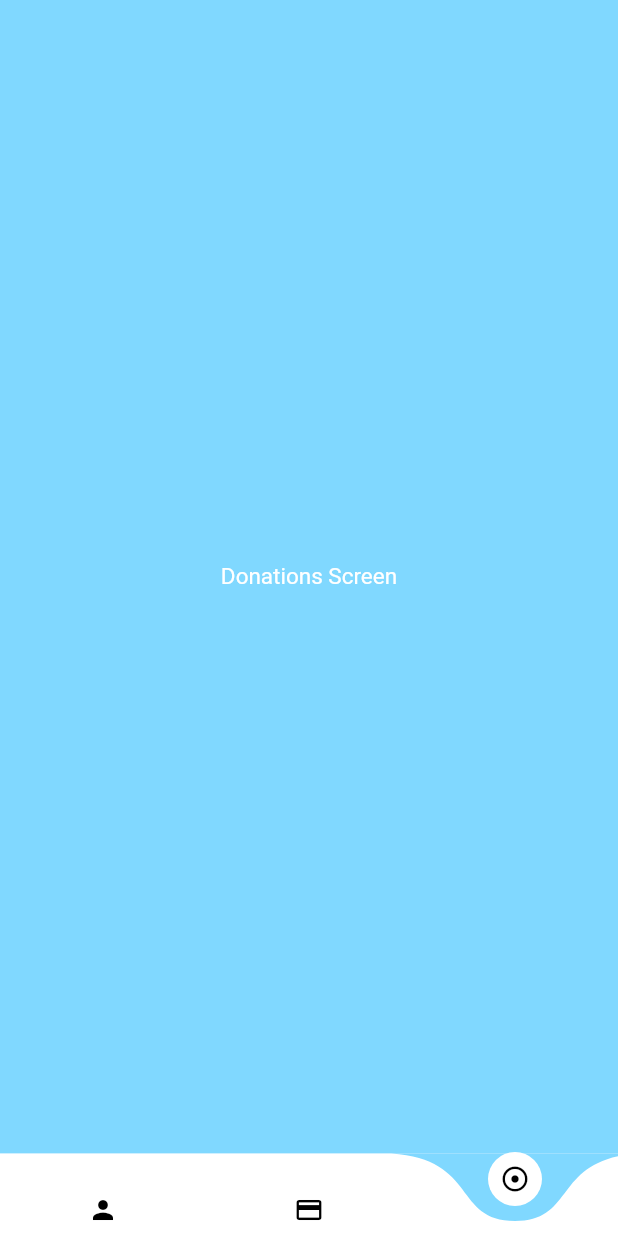
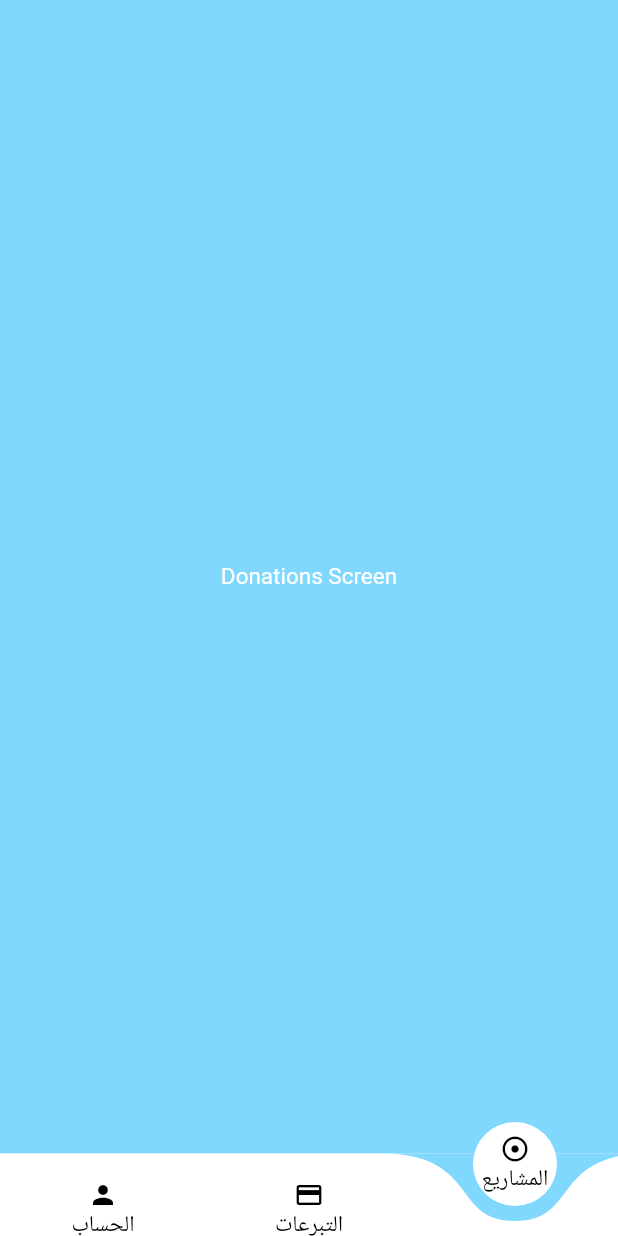
Before and after one commit to haljeshi/nonprofit_app, a Flutter app: the screen it shows after launch, swiped to page 2, on a phone screen of 412 x 824 dp. Run offline on Flutter 3.47's test engine with Material 2 defaults, Android fonts, the phone set to English and light mode, and no system bars; drawn by our look-alikes of curved_navigation_bar; our stand-ins replace carousel_slider; missing offline and left inert: nice_button.

```diff
--- a/lib/main.dart
+++ b/lib/main.dart
@@ -65,15 +65,15 @@ class _MyHomePageState extends State<MyHomePage> {
           items: <Widget>[
             MyNavigationItem(
               icon: Icon(Icons.adjust, size: 20, color: Colors.black,),
-              title: 'Goals',
+              title: 'المشاريع',
             ),
             MyNavigationItem(
               icon: Icon(Icons.payment, size: 20, color: Colors.black,),
-              title: 'Donations',
+              title: 'التبرعات',
             ),
             MyNavigationItem(
               icon: Icon(Icons.person, size: 20, color: Colors.black,),
-              title: 'Profile',
+              title: 'الحساب',
             ),
           ],
           onTap: (index) {
@@ -93,7 +93,7 @@ class MyNavigationItem extends StatelessWidget {
 
   @override
   Widget build(BuildContext context) {
-    return icon;
+    //return icon;
     return Column(
       mainAxisAlignment: MainAxisAlignment.center,
       crossAxisAlignment: CrossAxisAlignment.center,
--- a/pubspec.yaml
+++ b/pubspec.yaml
@@ -32,6 +32,7 @@ dependencies:
   cupertino_icons: ^0.1.3
   curved_navigation_bar: ^0.3.4
   nice_button: ^0.1.7
+  carousel_slider: ^2.3.1
 
 dev_dependencies:
   flutter_test:
```
Also changed, not shown: lib/components/goal_card.dart (+1 -9 lines), lib/models/goal.dart (added, +12 -0 lines), lib/screens/goals_screen.dart (+28 -4 lines), assets/education.jpg (added), pubspec.lock.
